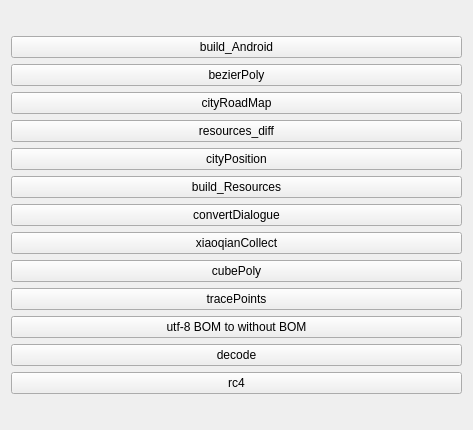
Old version of the form QGcldTools/mainwindow.ui in the repository luxiaodong/Qt.
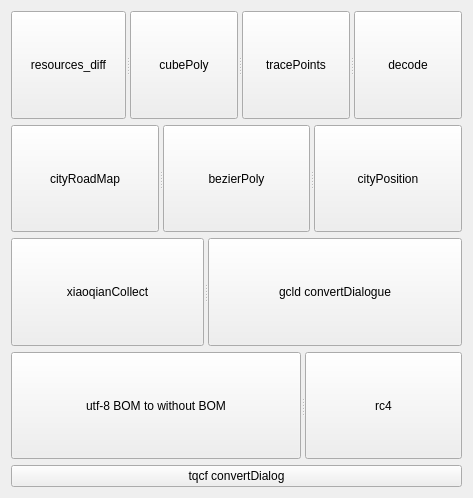
New version of the form.

Patch:
```diff
--- a/QGcldTools/mainwindow.ui
+++ b/QGcldTools/mainwindow.ui
@@ -7,104 +7,103 @@
     <x>0</x>
     <y>0</y>
     <width>473</width>
-    <height>430</height>
+    <height>498</height>
    </rect>
   </property>
   <property name="windowTitle">
    <string>MainWindow</string>
   </property>
   <widget class="QWidget" name="centralWidget">
-   <layout class="QGridLayout" name="gridLayout_2">
-    <item row="0" column="0">
      <layout class="QGridLayout" name="gridLayout">
-      <item row="1" column="0">
+    <item row="0" column="0">
+     <layout class="QVBoxLayout" name="verticalLayout">
+      <item>
+       <widget class="QSplitter" name="splitter">
+        <property name="orientation">
+         <enum>Qt::Horizontal</enum>
+        </property>
+        <widget class="QPushButton" name="resourceDiff">
+         <property name="text">
+          <string>resources_diff</string>
+         </property>
+        </widget>
+        <widget class="QPushButton" name="cubePoly">
+         <property name="text">
+          <string>cubePoly</string>
+         </property>
+        </widget>
+        <widget class="QPushButton" name="tracePoints">
+         <property name="text">
+          <string>tracePoints</string>
+         </property>
+        </widget>
+        <widget class="QPushButton" name="decode">
+         <property name="text">
+          <string>decode</string>
+         </property>
+        </widget>
+       </widget>
+      </item>
+      <item>
+       <widget class="QSplitter" name="splitter_2">
+        <property name="orientation">
+         <enum>Qt::Horizontal</enum>
+        </property>
+        <widget class="QPushButton" name="cityRoadMap">
+         <property name="text">
+          <string>cityRoadMap</string>
+         </property>
+        </widget>
        <widget class="QPushButton" name="bezierPoly">
         <property name="text">
          <string>bezierPoly</string>
         </property>
        </widget>
-      </item>
-      <item row="5" column="0">
-       <widget class="QPushButton" name="build_res">
-        <property name="text">
-         <string>build_Resources</string>
-        </property>
-       </widget>
-      </item>
-      <item row="4" column="0">
        <widget class="QPushButton" name="cityPosition">
         <property name="text">
          <string>cityPosition</string>
         </property>
        </widget>
-      </item>
-      <item row="6" column="0">
-       <widget class="QPushButton" name="convertDialogue">
-        <property name="text">
-         <string>convertDialogue</string>
-        </property>
        </widget>
       </item>
-      <item row="7" column="0">
+      <item>
+       <widget class="QSplitter" name="splitter_3">
+        <property name="orientation">
+         <enum>Qt::Horizontal</enum>
+        </property>
        <widget class="QPushButton" name="xiaoqianCollect">
         <property name="text">
          <string>xiaoqianCollect</string>
         </property>
        </widget>
-      </item>
-      <item row="11" column="0">
-       <widget class="QPushButton" name="decode">
+        <widget class="QPushButton" name="convertDialogue">
         <property name="text">
-         <string>decode</string>
-        </property>
-       </widget>
-      </item>
-      <item row="9" column="0">
-       <widget class="QPushButton" name="tracePoints">
-        <property name="text">
-         <string>tracePoints</string>
-        </property>
+          <string>gcld convertDialogue</string>
+         </property>
+        </widget>
        </widget>
       </item>
-      <item row="10" column="0">
+      <item>
+       <widget class="QSplitter" name="splitter_4">
+        <property name="orientation">
+         <enum>Qt::Horizontal</enum>
+        </property>
        <widget class="QPushButton" name="utf8Bom">
         <property name="text">
          <string>utf-8 BOM to without BOM</string>
         </property>
        </widget>
-      </item>
-      <item row="8" column="0">
-       <widget class="QPushButton" name="cubePoly">
-        <property name="text">
-         <string>cubePoly</string>
-        </property>
-       </widget>
-      </item>
-      <item row="0" column="0">
-       <widget class="QPushButton" name="buildAndroid">
-        <property name="text">
-         <string>build_Android</string>
-        </property>
-       </widget>
-      </item>
-      <item row="3" column="0">
-       <widget class="QPushButton" name="resourceDiff">
-        <property name="text">
-         <string>resources_diff</string>
-        </property>
-       </widget>
-      </item>
-      <item row="2" column="0">
-       <widget class="QPushButton" name="cityRoadMap">
-        <property name="text">
-         <string>cityRoadMap</string>
-        </property>
-       </widget>
-      </item>
-      <item row="12" column="0">
        <widget class="QPushButton" name="rc4">
         <property name="text">
          <string>rc4</string>
+         </property>
+        </widget>
+       </widget>
+      </item>
+      <item>
+       <widget class="QPushButton" name="tqcfConvertDialog">
+        <property name="text">
+         <string>tqcf convertDialog</string>
         </property>
        </widget>
       </item>
```
Lines whose indentation alone changed are shown as unchanged.
